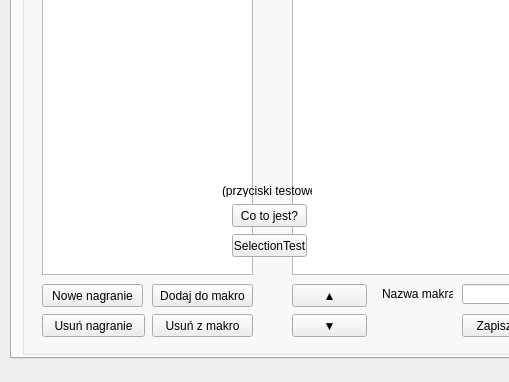
Above: GUI.ui from 307372/PwJS2020 before the change; both pictures show x 0 to 509 and y 202 to 584 of the 792 by 584 pixel window. Below: the same form after it.
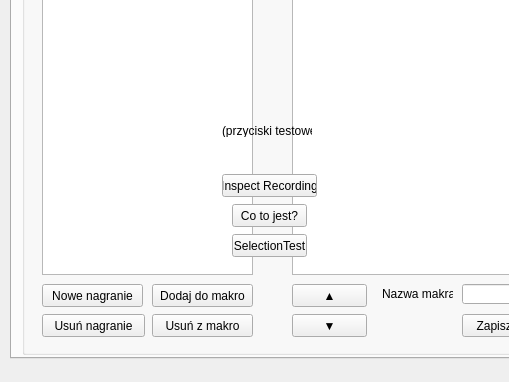
That is the form after the change. The open tabs and pages were chosen to show the change.

```diff
--- a/GUI.ui
+++ b/GUI.ui
@@ -497,7 +497,7 @@
        <property name="geometry">
         <rect>
          <x>200</x>
-         <y>350</y>
+         <y>290</y>
          <width>90</width>
          <height>13</height>
         </rect>
@@ -506,6 +506,19 @@
         <string>(przyciski testowe)</string>
        </property>
       </widget>
+      <widget class="QPushButton" name="InspectRecordingButton">
+       <property name="geometry">
+        <rect>
+         <x>200</x>
+         <y>340</y>
+         <width>95</width>
+         <height>23</height>
+        </rect>
+       </property>
+       <property name="text">
+        <string>Inspect Recording</string>
+       </property>
+      </widget>
      </widget>
     </widget>
     <widget class="QWidget" name="autoclickerTab">
```
Left out of the diff: 33 changed lines with no effect on the pictures.
